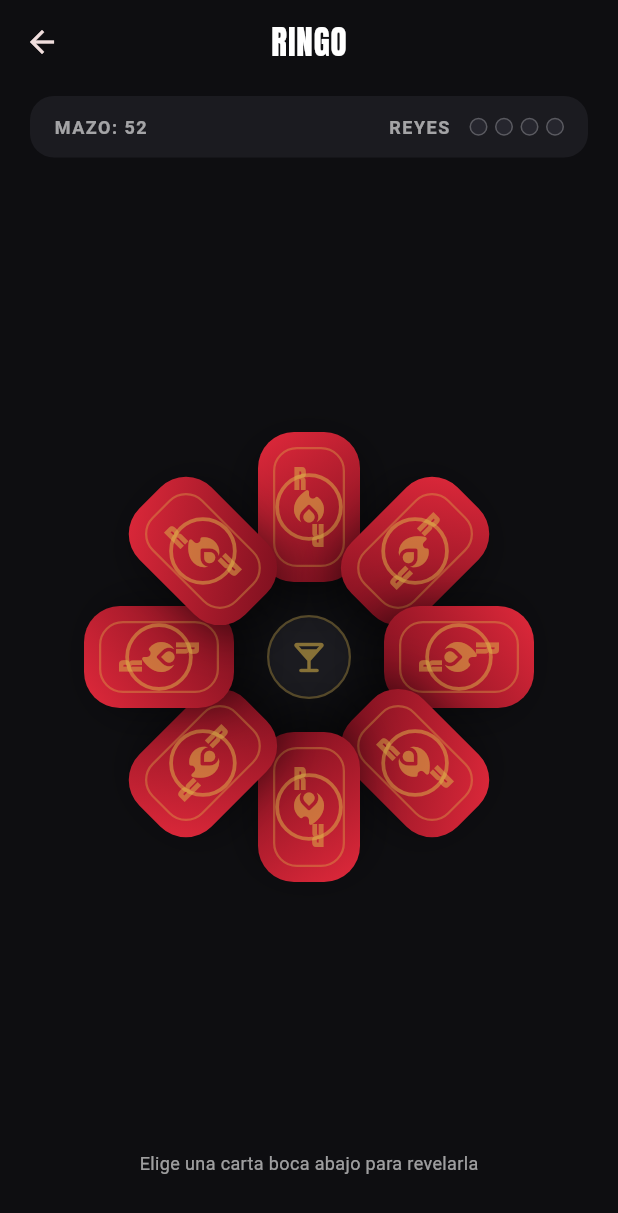
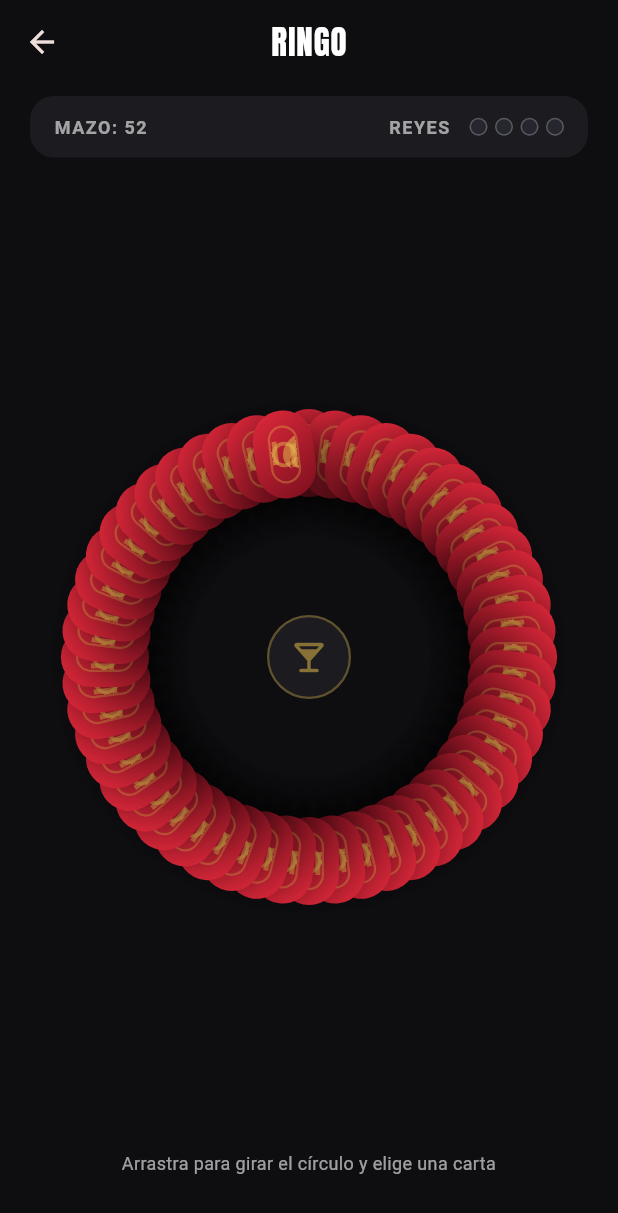
Before and after one commit to jvvdix/rojo-negro-app, a Flutter app: the screen it shows after launch, after a tap on "RINGO", on a phone screen of 412 x 824 dp. Shown: the top 1213 px of the screen. Run offline on Flutter 3.47's test engine with Material 3 defaults, Android fonts, the phone set to English and light mode, and no system bars; our stand-ins replace shared_preferences.

Commit message:
Lay out the whole deck as a spinnable ring with persistent gaps (#4)
Replaces the small refilling ring with the full 52-card table setup:
every card sits in a fixed slot around the circle, and picking one
leaves that slot empty instead of closing the gap, so the ring visibly
thins out over a round exactly like the physical game. Drag anywhere
on the ring to spin it (with a physics-based flick/settle) to bring
any card within reach.

Also adds "breaking the circle" as a second way to trigger the central
glass climax: the first time a pick leaves two empty slots adjacent to
each other, the whole glass gets drunk, same as the 4th King.

Co-authored-by: judith :) <jvvdix@users.noreply.github.com>
Co-authored-by: Claude Sonnet 5 <noreply@anthropic.com>

```diff
--- /dev/null
+++ b/lib/models/ringo_circle.dart
@@ -0,0 +1,63 @@
+import 'dart:math';
+import 'playing_card.dart';
+
+/// The result of lifting a card out of the circle.
+class RingoPick {
+  final PlayingCard card;
+
+  /// True when this pick left two already-empty slots adjacent to each
+  /// other — the moment the circle of cards visually breaks.
+  final bool brokeCircle;
+
+  const RingoPick({required this.card, required this.brokeCircle});
+}
+
+/// The 52 cards laid out once around the table in a fixed circle. Picking a
+/// card leaves its slot empty rather than closing the gap, exactly like the
+/// real game: the circle visibly thins out over a round instead of shrinking
+/// back down to a smaller wheel.
+class RingoCircle {
+  final List<PlayingCard?> slots;
+
+  RingoCircle._(this.slots);
+
+  factory RingoCircle.shuffled({Random? random}) {
+    final cards = <PlayingCard>[
+      for (final suit in Suit.values)
+        for (var rank = 1; rank <= 13; rank++)
+          PlayingCard(suit: suit, rank: rank),
+    ];
+    cards.shuffle(random ?? Random());
+    return RingoCircle._(List<PlayingCard?>.of(cards));
+  }
+
+  /// Rebuilds a circle from its exact slots (cards and gaps alike), in
+  /// original table order — used to resume a session instead of reshuffling.
+  factory RingoCircle.fromSlots(List<PlayingCard?> slots) =>
+      RingoCircle._(List.of(slots));
+
+  int get total => slots.length;
+
+  int get remaining => slots.where((c) => c != null).length;
+
+  bool get isEmpty => remaining == 0;
+
+  RingoPick drawAt(int index) {
+    final card = slots[index]!;
+    final n = slots.length;
+    final leftEmpty = slots[(index - 1 + n) % n] == null;
+    final rightEmpty = slots[(index + 1) % n] == null;
+    slots[index] = null;
+    return RingoPick(card: card, brokeCircle: leftEmpty || rightEmpty);
+  }
+
+  List<Map<String, dynamic>?> toJson() =>
+      slots.map((c) => c?.toJson()).toList();
+
+  static List<PlayingCard?> slotsFromJson(List<dynamic> json) => json
+      .map(
+        (e) =>
+            e == null ? null : PlayingCard.fromJson(e as Map<String, dynamic>),
+      )
+      .toList();
+}
--- a/lib/screens/ringo_screen.dart
+++ b/lib/screens/ringo_screen.dart
@@ -1,8 +1,10 @@
 import 'dart:math';
 import 'package:flutter/material.dart';
+import 'package:flutter/physics.dart';
 import 'package:flutter/services.dart';
 import '../main.dart';
 import '../models/playing_card.dart';
+import '../models/ringo_circle.dart';
 import '../models/ringo_rule.dart';
 import '../services/session_storage.dart';
 import '../widgets/card_back_widget.dart';
@@ -12,19 +14,26 @@ import '../widgets/tap_scale.dart';
 
 /// Snapshot of an in-progress Ringo session, restored after a refresh.
 class RingoRestore {
-  final List<PlayingCard> remainingCards;
+  final List<PlayingCard?> slots;
   final int kingsDrawn;
+  final bool circleBroken;
 
-  const RingoRestore({required this.remainingCards, required this.kingsDrawn});
+  const RingoRestore({
+    required this.slots,
+    required this.kingsDrawn,
+    required this.circleBroken,
+  });
 
   static RingoRestore? fromJson(Map<String, dynamic> json) {
     try {
-      final cards = (json['cards'] as List)
-          .cast<Map<String, dynamic>>()
-          .map(PlayingCard.fromJson)
-          .toList();
+      final slots = RingoCircle.slotsFromJson(json['slots'] as List);
       final kings = json['kingsDrawn'] as int? ?? 0;
-      return RingoRestore(remainingCards: cards, kingsDrawn: kings);
+      final broken = json['circleBroken'] as bool? ?? false;
+      return RingoRestore(
+        slots: slots,
+        kingsDrawn: kings,
+        circleBroken: broken,
+      );
     } catch (_) {
       return null;
     }
@@ -42,14 +51,14 @@ class RingoScreen extends StatefulWidget {
 
 class _RingoScreenState extends State<RingoScreen>
     with SingleTickerProviderStateMixin {
-  static const _spreadSize = 8;
   static const _dismissCooldown = Duration(milliseconds: 260);
 
-  late Deck _deck;
+  late RingoCircle _circle;
   late final AnimationController _flipController;
   int _kingsDrawn = 0;
+  bool _circleBroken = false;
   PlayingCard? _revealedCard;
-  bool _isFourthKingMoment = false;
+  RingoClimax? _climax;
   bool _inputLocked = false;
 
   @override
@@ -61,10 +70,11 @@ class _RingoScreenState extends State<RingoScreen>
     );
     final restore = widget.restore;
     if (restore != null) {
-      _deck = Deck.fromCards(restore.remainingCards);
+      _circle = RingoCircle.fromSlots(restore.slots);
       _kingsDrawn = restore.kingsDrawn;
+      _circleBroken = restore.circleBroken;
     } else {
-      _deck = Deck.shuffled();
+      _circle = RingoCircle.shuffled();
     }
     _persist();
   }
@@ -78,28 +88,37 @@ class _RingoScreenState extends State<RingoScreen>
   void _persist() {
     SessionStorage.save({
       'screen': 'ringo',
-      'cards': _deck.toJson(),
+      'slots': _circle.toJson(),
       'kingsDrawn': _kingsDrawn,
+      'circleBroken': _circleBroken,
     });
   }
 
-  void _reveal(PlayingCard card) {
+  void _reveal(int index) {
     if (_inputLocked) return;
     HapticFeedback.selectionClick();
+    final pick = _circle.drawAt(index);
+    final card = pick.card;
     final isKing = card.rank == 13;
     final newKingsDrawn = isKing ? _kingsDrawn + 1 : _kingsDrawn;
     final isFourthKing = isKing && newKingsDrawn == 4;
+    final breaksCircleNow = !_circleBroken && !isFourthKing && pick.brokeCircle;
+    final climax = isFourthKing
+        ? RingoClimax.king
+        : breaksCircleNow
+        ? RingoClimax.circleBroken
+        : null;
     setState(() {
-      _deck.drawCard(card);
       _kingsDrawn = newKingsDrawn;
       _revealedCard = card;
-      _isFourthKingMoment = isFourthKing;
+      _climax = climax;
+      if (breaksCircleNow) _circleBroken = true;
       _inputLocked = true;
     });
     _persist();
     _flipController.forward(from: 0).whenComplete(() {
       if (!mounted) return;
-      if (isFourthKing) HapticFeedback.heavyImpact();
+      if (climax != null) HapticFeedback.heavyImpact();
       setState(() => _inputLocked = false);
     });
   }
@@ -108,9 +127,9 @@ class _RingoScreenState extends State<RingoScreen>
     if (_inputLocked) return;
     HapticFeedback.selectionClick();
     setState(() {
-      if (_isFourthKingMoment) _kingsDrawn = 0;
+      if (_climax != null) _kingsDrawn = 0;
       _revealedCard = null;
-      _isFourthKingMoment = false;
+      _climax = null;
       _inputLocked = true;
     });
     _persist();
@@ -122,16 +141,17 @@ class _RingoScreenState extends State<RingoScreen>
 
   void _reshuffle() {
     setState(() {
-      _deck = Deck.shuffled();
+      _circle = RingoCircle.shuffled();
       _kingsDrawn = 0;
+      _circleBroken = false;
       _revealedCard = null;
-      _isFourthKingMoment = false;
+      _climax = null;
       _inputLocked = false;
     });
     _persist();
   }
 
-  Widget _buildStage(List<PlayingCard> spread, bool deckEmpty) {
+  Widget _buildStage(bool deckEmpty) {
     return AnimatedSwitcher(
       duration: const Duration(milliseconds: 280),
       switchInCurve: Curves.easeOutCubic,
@@ -148,14 +168,14 @@ class _RingoScreenState extends State<RingoScreen>
               key: const ValueKey('reveal'),
               card: _revealedCard!,
               controller: _flipController,
-              isFourthKing: _isFourthKingMoment,
+              climax: _climax,
               onTap: _dismissReveal,
             )
           : deckEmpty
           ? const SizedBox(key: ValueKey('empty'))
           : _CardRing(
               key: const ValueKey('ring'),
-              cards: spread,
+              slots: _circle.slots,
               onPick: _inputLocked ? null : _reveal,
             ),
     );
@@ -163,8 +183,7 @@ class _RingoScreenState extends State<RingoScreen>
 
   @override
   Widget build(BuildContext context) {
-    final spread = _deck.peek(_spreadSize);
-    final deckEmpty = _deck.isEmpty && _revealedCard == null;
+    final deckEmpty = _circle.isEmpty && _revealedCard == null;
 
     return PopScope(
       onPopInvokedWithResult: (didPop, _) {
@@ -181,8 +200,7 @@ class _RingoScreenState extends State<RingoScreen>
                 child: Column(
                   children: [
                     _StatusBar(
-                      remaining:
-                          _deck.remaining + (_revealedCard != null ? 1 : 0),
+                      remaining: _circle.remaining,
                       kingsDrawn: _kingsDrawn,
                     ),
                     const SizedBox(height: 20),
@@ -194,9 +212,7 @@ class _RingoScreenState extends State<RingoScreen>
                                 constraints: BoxConstraints(
                                   minHeight: constraints.maxHeight,
                                 ),
-                                child: Center(
-                                  child: _buildStage(spread, deckEmpty),
-                                ),
+                                child: Center(child: _buildStage(deckEmpty)),
                               ),
                             ),
                       ),
@@ -207,7 +223,8 @@ class _RingoScreenState extends State<RingoScreen>
                           ? '¡Mazo agotado!'
                           : _revealedCard != null
                           ? 'Toca la carta para continuar'
-                          : 'Elige una carta boca abajo para revelarla',
+                          : 'Arrastra para girar el círculo y elige una carta',
+                      textAlign: TextAlign.center,
                       style: const TextStyle(
                         color: Colors.white60,
                         fontSize: 12,
@@ -291,26 +308,63 @@ class _StatusBar extends StatelessWidget {
   }
 }
 
-/// The face-down deck laid out as a ring around the central glass — the
-/// classic Kings Cup table setup. The player is free to lift whichever card
-/// they want out of the circle.
-class _CardRing extends StatelessWidget {
-  static const _cardWidth = 68.0;
-  static const _maxDiameter = 320.0;
+/// The whole deck laid out once around the table, face down, like the real
+/// Kings Cup setup. Drag anywhere on the ring to spin it — a flick keeps
+/// spinning and settles like a real wheel — and tap any card to lift it.
+/// A picked card's slot stays behind as a visible gap instead of closing up.
+class _CardRing extends StatefulWidget {
+  static const _cardWidth = 40.0;
+  static const _maxDiameter = 340.0;
 
-  final List<PlayingCard> cards;
-  final ValueChanged<PlayingCard>? onPick;
+  final List<PlayingCard?> slots;
+  final ValueChanged<int>? onPick;
 
-  const _CardRing({super.key, required this.cards, required this.onPick});
+  const _CardRing({super.key, required this.slots, required this.onPick});
+
+  @override
+  State<_CardRing> createState() => _CardRingState();
+}
+
+class _CardRingState extends State<_CardRing>
+    with SingleTickerProviderStateMixin {
+  late final AnimationController _spin;
+  double _radius = 120;
+
+  @override
+  void initState() {
+    super.initState();
+    _spin = AnimationController.unbounded(vsync: this)
+      ..addListener(() => setState(() {}));
+  }
+
+  @override
+  void dispose() {
+    _spin.dispose();
+    super.dispose();
+  }
+
+  void _onPanUpdate(DragUpdateDetails details) {
+    _spin.stop();
+    _spin.value += details.delta.dx / _radius;
+  }
+
+  void _onPanEnd(DragEndDetails details) {
+    final angularVelocity = details.velocity.pixelsPerSecond.dx / _radius;
+    final sim = FrictionSimulation(0.06, _spin.value, angularVelocity);
+    _spin.animateWith(sim);
+  }
 
   @override
   Widget build(BuildContext context) {
-    final count = cards.length;
+    final count = widget.slots.length;
     return LayoutBuilder(
       builder: (context, constraints) {
-        final diameter = min(constraints.maxWidth, _maxDiameter);
-        final radius = diameter / 2 - 60;
-        return SizedBox(
+        final diameter = min(constraints.maxWidth, _CardRing._maxDiameter);
+        _radius = diameter / 2 - 34;
+        return GestureDetector(
+          onPanUpdate: _onPanUpdate,
+          onPanEnd: _onPanEnd,
+          child: SizedBox(
             width: diameter,
             height: diameter,
             child: Stack(
@@ -318,26 +372,35 @@ class _CardRing extends StatelessWidget {
               children: [
                 const _CentralGlass(),
                 for (var i = 0; i < count; i++)
-                _buildCard(i, count, radius, cards[i]),
+                  _buildSlot(i, count, widget.slots[i]),
               ],
+            ),
           ),
         );
       },
     );
   }
 
-  Widget _buildCard(int i, int count, double radius, PlayingCard card) {
-    final angle = (i / count) * 2 * pi;
+  Widget _buildSlot(int i, int count, PlayingCard? card) {
+    final angle = (i / count) * 2 * pi + _spin.value;
     return Transform.translate(
-      offset: Offset(radius * sin(angle), -radius * cos(angle)),
+      offset: Offset(_radius * sin(angle), -_radius * cos(angle)),
       child: Transform.rotate(
         angle: angle,
         child: SizedBox(
-          key: ValueKey(card),
-          width: _cardWidth,
-          child: TapScale(
-            onTap: onPick == null ? null : () => onPick!(card),
+          key: ValueKey('ringo-slot-$i'),
+          width: _CardRing._cardWidth,
+          child: AnimatedSwitcher(
+            duration: const Duration(milliseconds: 320),
+            child: card == null
+                ? const _EmptySocket(key: ValueKey('empty'))
+                : TapScale(
+                    key: const ValueKey('card'),
+                    onTap: widget.onPick == null
+                        ? null
+                        : () => widget.onPick!(i),
                     child: const CardBackWidget(),
+                  ),
           ),
         ),
       ),
@@ -345,8 +408,27 @@ class _CardRing extends StatelessWidget {
   }
 }
 
+/// What a lifted card's slot looks like once it's gone: a faint outline of
+/// where a card used to sit, so the ring visibly thins out over a round.
+class _EmptySocket extends StatelessWidget {
+  const _EmptySocket({super.key});
+
+  @override
+  Widget build(BuildContext context) {
+    return AspectRatio(
+      aspectRatio: 0.68,
+      child: DecoratedBox(
+        decoration: BoxDecoration(
+          borderRadius: BorderRadius.circular(10),
+          border: Border.all(color: Colors.white24, width: 1),
+        ),
+      ),
+    );
+  }
+}
+
 /// The central glass every King fills — the ring's fixed point, and the
-/// thing the 4th King finally empties.
+/// thing a 4th King, or a broken circle, finally empties.
 class _CentralGlass extends StatelessWidget {
   const _CentralGlass();
 
@@ -369,26 +451,27 @@ class _CentralGlass extends StatelessWidget {
   }
 }
 
-/// The lifted, flipped card together with its rule text. The 4th King gets a
-/// visibly bigger, gold-lit treatment — the one moment gold is allowed to
-/// take over the screen.
+/// The lifted, flipped card together with its rule text. A climax moment —
+/// the 4th King or a broken circle — gets a visibly bigger, gold-lit
+/// treatment, the one time gold is allowed to take over the screen.
 class _RevealPanel extends StatelessWidget {
   final PlayingCard card;
   final AnimationController controller;
-  final bool isFourthKing;
+  final RingoClimax? climax;
   final VoidCallback onTap;
 
   const _RevealPanel({
     super.key,
     required this.card,
     required this.controller,
-    required this.isFourthKing,
+    required this.climax,
     required this.onTap,
   });
 
   @override
   Widget build(BuildContext context) {
-    final rule = ringoRuleFor(card, isFourthKing: isFourthKing);
+    final isClimax = climax != null;
+    final rule = isClimax ? ringoClimaxRule(climax!) : ringoRuleFor(card);
 
     return TapScale(
       onTap: onTap,
@@ -407,7 +490,7 @@ class _RevealPanel extends StatelessWidget {
                 return Transform.scale(
                   scale: 0.88 + 0.12 * lift,
                   child: Container(
-                    decoration: isFourthKing
+                    decoration: isClimax
                         ? BoxDecoration(
                             shape: BoxShape.circle,
                             boxShadow: [
@@ -450,9 +533,9 @@ class _RevealPanel extends StatelessWidget {
                   rule.headline,
                   textAlign: TextAlign.center,
                   style: TextStyle(
-                    fontFamily: isFourthKing ? kFontDisplay : null,
-                    color: isFourthKing ? kGold : Colors.white,
-                    fontSize: isFourthKing ? 28 : 19,
+                    fontFamily: isClimax ? kFontDisplay : null,
+                    color: isClimax ? kGold : Colors.white,
+                    fontSize: isClimax ? 28 : 19,
                     fontWeight: FontWeight.w800,
                     letterSpacing: 0.4,
                   ),
```
Also changed, not shown: lib/models/ringo_rule.dart (+26 -13 lines), 1 other file. Lines whose indentation alone changed are shown as unchanged.
